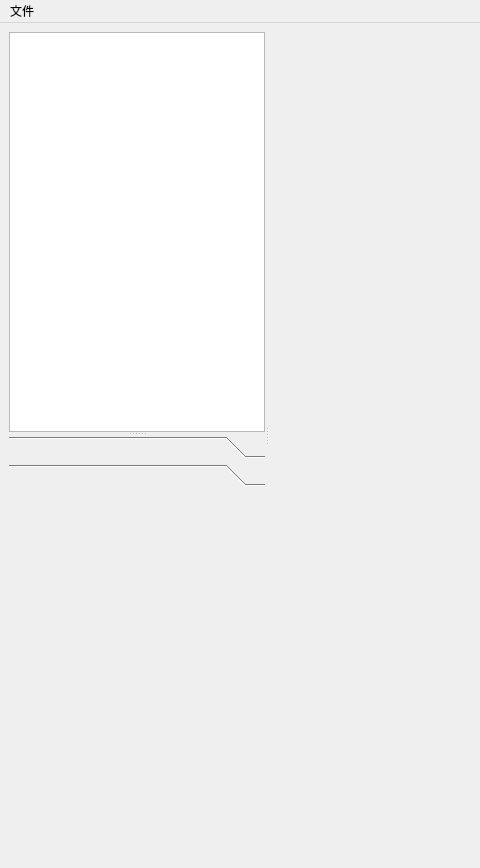
The window that main/rcsui.ui (Veasonwang/Rcspy) describes before a commit, drawn with Qt 5; both pictures show x 0 to 480 and y 0 to 868 of the 1117 by 868 pixel window.
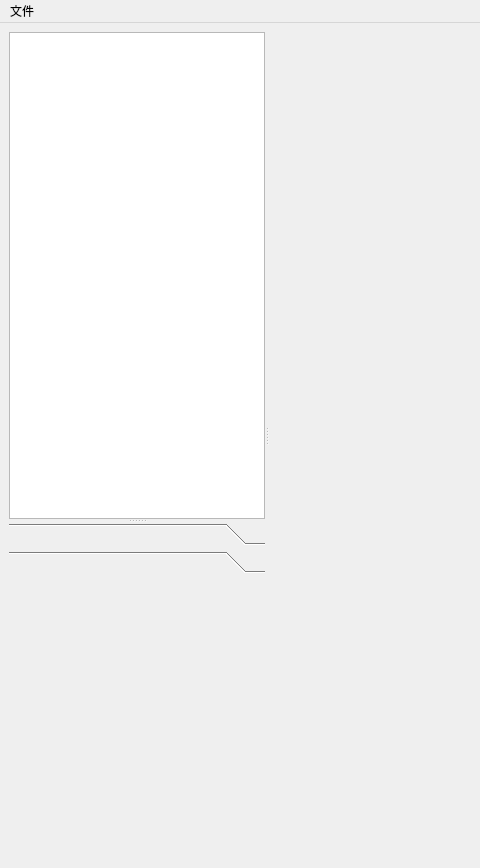
The same window after the commit. The open tabs and pages were chosen to show the change.

Patch:
```diff
--- a/main/rcsui.ui
+++ b/main/rcsui.ui
@@ -73,7 +73,7 @@
         <property name="maximumSize">
          <size>
           <width>16777215</width>
-          <height>400</height>
+          <height>600</height>
          </size>
         </property>
         <property name="focusPolicy">
@@ -181,8 +181,8 @@
           <rect>
            <x>0</x>
            <y>0</y>
-           <width>256</width>
-           <height>332</height>
+           <width>100</width>
+           <height>30</height>
           </rect>
          </property>
          <attribute name="label">
```
Left out of the diff: 2 changed lines with no effect on the pictures.
